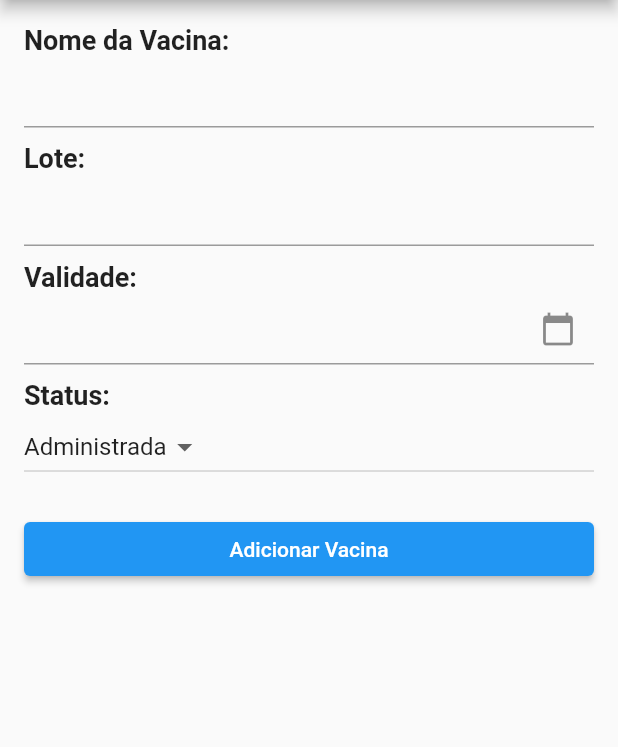
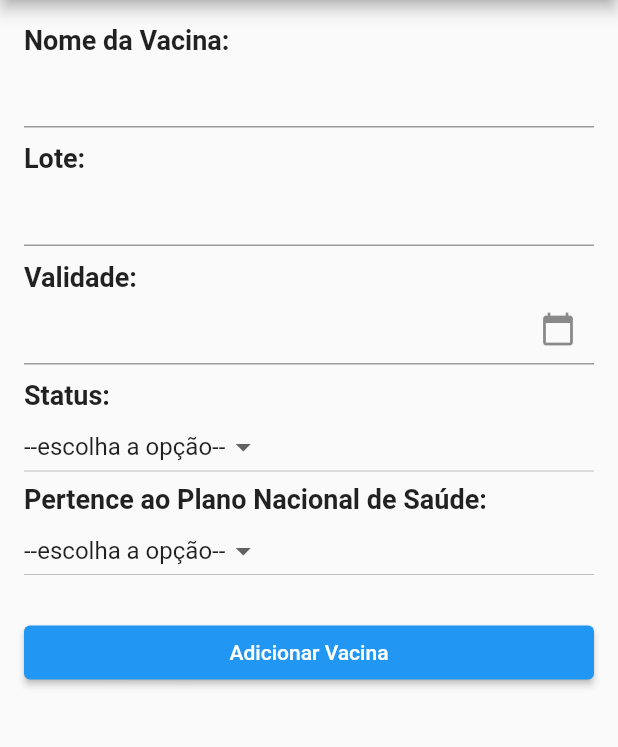
Before and after one commit to pedr00ts/IHC_Projeto, a Flutter app: the VaccinesPage screen opened directly, after a tap on "Adicionar Vacina", on a phone screen of 412 x 824 dp, the part 84-831 px from its top. Run offline on Flutter 3.47's test engine with Material 2 defaults, Android fonts, the phone set to English and light mode, and no system bars; our stand-ins replace flutter_keyboard_visibility, intl_phone_number_input; network calls fail; statements that could not run were skipped.

Commit message:
Alterações nas vacinas

```diff
--- a/evaccine/lib/adicionarvacinapessoa.dart
+++ b/evaccine/lib/adicionarvacinapessoa.dart
@@ -2,9 +2,16 @@ import 'package:flutter/material.dart';
 import 'package:intl/intl.dart';
 
 enum VaccineStatus {
+  choice,
   administered,
   future,
-  overdue,
+  overdue
+}
+
+enum VaccineType{
+  choice,
+  yes,
+  no
 }
 
 class AddVaccinePage extends StatefulWidget {
@@ -16,7 +23,8 @@ class _AddVaccinePageState extends State<AddVaccinePage> {
   TextEditingController _nameController = TextEditingController();
   TextEditingController _lotController = TextEditingController();
   TextEditingController _expiryController = TextEditingController();
-  VaccineStatus _selectedStatus = VaccineStatus.administered;
+  VaccineStatus _selectedStatus = VaccineStatus.choice;
+  VaccineType _selectedType = VaccineType.choice;
 
   void _addVaccine() {
     showDialog(
@@ -120,6 +128,10 @@ class _AddVaccinePageState extends State<AddVaccinePage> {
               },
               items: [
                 DropdownMenuItem(
+                  value: VaccineStatus.choice,
+                  child: Text('--escolha a opção--'),
+                ),
+                DropdownMenuItem(
                   value: VaccineStatus.administered,
                   child: Text('Administrada'),
                 ),
@@ -130,6 +142,32 @@ class _AddVaccinePageState extends State<AddVaccinePage> {
                 DropdownMenuItem(
                   value: VaccineStatus.overdue,
                   child: Text('Atrasada'),
+                ),
+              ],
+            ),
+            Text(
+              'Pertence ao Plano Nacional de Saúde:',
+              style: TextStyle(fontSize: 18, fontWeight: FontWeight.bold),
+            ),
+            DropdownButton<VaccineType>(
+              value: _selectedType,
+              onChanged: (newValue) {
+                setState(() {
+                  _selectedType = newValue!;
+                });
+              },
+              items: [
+                DropdownMenuItem(
+                  value: VaccineType.choice,
+                  child: Text('--escolha a opção--'),
+                ),
+                DropdownMenuItem(
+                  value: VaccineType.yes,
+                  child: Text('Sim'),
+                ),
+                DropdownMenuItem(
+                  value: VaccineType.no,
+                  child: Text('Não'),
                 ),
               ],
             ),
--- a/evaccine/lib/main.dart
+++ b/evaccine/lib/main.dart
@@ -2,6 +2,7 @@ import 'package:evaccine/signuppage.dart';
 import 'package:flutter/material.dart';
 import 'package:flutter/foundation.dart';
 
+import 'adicionarvacinaanimal.dart';
 import 'adicionarvacinapessoa.dart';
 import 'loginpage.dart';
 
@@ -18,7 +19,8 @@ class MyApp extends StatelessWidget {
       initialRoute: '/',
       routes: {
         '/': (context) => EvaccinePage(),
-        '/add_vaccine': (context) => AddVaccinePage(),
+        '/add_vaccineH': (context) => AddVaccinePage(),
+        '/add_vaccineA': (context) => AddVaccineAnimalPage(),
 
       },
     );
@@ -36,7 +38,10 @@ class EvaccinePage extends StatelessWidget {
         child: Column(
           mainAxisAlignment: MainAxisAlignment.center,
           children: [
-            ElevatedButton(
+            SizedBox(
+              width: 300, // Largura desejada para os botões
+              height: ,
+              child: ElevatedButton(
                 onPressed: () {
                   Navigator.push(
                     context,
@@ -45,9 +50,11 @@ class EvaccinePage extends StatelessWidget {
                 },
                 child: Text('Entrar'),
               ),
-
+            ),
             SizedBox(height: 16),
-            ElevatedButton(
+            SizedBox(
+              width: 300, // Largura desejada para os botões
+              child: ElevatedButton(
                 onPressed: () {
                   Navigator.push(
                     context,
@@ -56,6 +63,7 @@ class EvaccinePage extends StatelessWidget {
                 },
                 child: Text('Inscrever'),
               ),
+            ),
           ],
         ),
       ),
--- a/evaccine/lib/perfilanimalregistado.dart
+++ b/evaccine/lib/perfilanimalregistado.dart
@@ -1,3 +1,4 @@
+import 'package:evaccine/vacinasanimais.dart';
 import 'package:evaccine/vacinashumanas.dart';
 import 'package:flutter/material.dart';
 
@@ -123,7 +124,7 @@ class PerfilAnimalRegistado extends StatelessWidget {
               onPressed: () {
                 Navigator.push(
                   context,
-                  MaterialPageRoute(builder: (context) => VaccinesPage()),
+                  MaterialPageRoute(builder: (context) => VaccinesAnimalPage()),
                 );
               },
               child: Text('Vacinas'),
--- a/evaccine/lib/vacinashumanas.dart
+++ b/evaccine/lib/vacinashumanas.dart
@@ -1,10 +1,25 @@
 import 'package:flutter/material.dart';
 import 'package:evaccine/adicionarvacinapessoa.dart';
 
+class Vacina {
+  final String nome;
+  final String status;
+
+  Vacina({required this.nome, required this.status});
+}
+
 class VaccinesPage extends StatelessWidget {
-  final List<String> vaccineStatus = [
-    'Atraso', 'Administrada', 'Futura', 'Atraso', 'Administrada'
-  ]; // Exemplo de lista de status de vacinas
+  final List<Vacina> planoNacional = [
+    Vacina(nome: 'Vacina 1', status: 'Administrada'),
+    Vacina(nome: 'Vacina 2', status: 'Futura'),
+    Vacina(nome: 'Vacina 3', status: 'Atraso'),
+  ]; // Lista de vacinas do Plano Nacional de Saúde
+
+  final List<Vacina> outrasVacinas = [
+    Vacina(nome: 'Vacina 4', status: 'Administrada'),
+    Vacina(nome: 'Vacina 5', status: 'Futura'),
+    Vacina(nome: 'Vacina 6', status: 'Atraso'),
+  ]; // Lista de outras vacinas
 
   @override
   Widget build(BuildContext context) {
@@ -12,20 +27,65 @@ class VaccinesPage extends StatelessWidget {
       appBar: AppBar(
         title: Text('Vacinas'),
       ),
-      body: ListView.builder(
-        itemCount: vaccineStatus.length,
-        itemBuilder: (context, index) {
-          return Card(
-            child: ListTile(
-              title: Text('Vacina ${index + 1}'),
-              subtitle: Text(vaccineStatus[index]), // Status da vacina
+      body: Column(
+        crossAxisAlignment: CrossAxisAlignment.stretch,
+        children: [
+          Padding(
+            padding: const EdgeInsets.all(8.0),
+            child: Text(
+              'Vacinas do Plano Nacional de Saúde',
+              style: TextStyle(
+                fontSize: 18,
+                fontWeight: FontWeight.bold,
+              ),
             ),
-          );
-        },
+          ),
+          Expanded(
+            child: ListView.builder(
+              itemCount: planoNacional.length,
+              itemBuilder: (context, index) {
+                Vacina vacina = planoNacional[index];
+                return Card(
+                  child: ListTile(
+                    title: Text(vacina.nome),
+                    subtitle: Text(vacina.status),
+                  ),
+                );
+              },
+            ),
+          ),
+          Padding(
+            padding: const EdgeInsets.all(8.0),
+            child: Text(
+              'Outras Vacinas',
+              style: TextStyle(
+                fontSize: 18,
+                fontWeight: FontWeight.bold,
+              ),
+            ),
+          ),
+          Expanded(
+            child: ListView.builder(
+              itemCount: outrasVacinas.length,
+              itemBuilder: (context, index) {
+                Vacina vacina = outrasVacinas[index];
+                return Card(
+                  child: ListTile(
+                    title: Text(vacina.nome),
+                    subtitle: Text(vacina.status),
+                  ),
+                );
+              },
+            ),
+          ),
+        ],
       ),
       floatingActionButton: FloatingActionButton.extended(
         onPressed: () {
-          Navigator.push(context, MaterialPageRoute(builder: (context) => AddVaccinePage()));
+          Navigator.push(
+            context,
+            MaterialPageRoute(builder: (context) => AddVaccinePage()),
+          );
         },
         label: Text('Adicionar Vacina'),
         icon: Icon(Icons.add),
```
Lines whose indentation alone changed are shown as unchanged.
